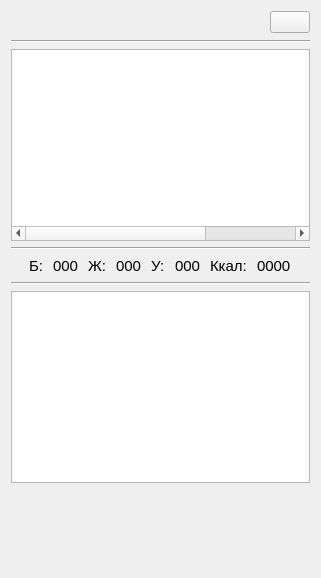
Qt form project/forms/Recipe_info.ui (Galoev/nutritionist-helper) before a commit.
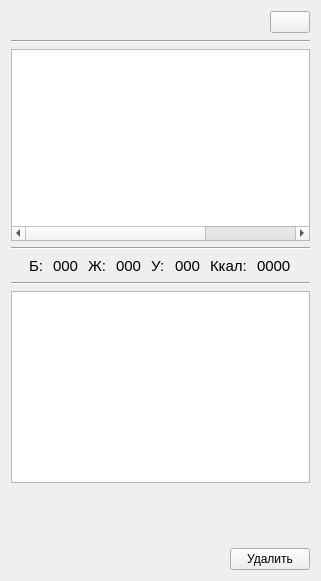
The same form after that commit. Icons and pictures are not drawn.

Diff of the .ui file:
```diff
--- a/project/forms/Recipe_info.ui
+++ b/project/forms/Recipe_info.ui
@@ -7,7 +7,7 @@
     <x>0</x>
     <y>0</y>
     <width>321</width>
-    <height>578</height>
+    <height>581</height>
    </rect>
   </property>
   <property name="windowTitle">
@@ -295,6 +295,30 @@
      </property>
     </spacer>
    </item>
+   <item>
+    <layout class="QHBoxLayout" name="horizontalLayout_8">
+     <item>
+      <spacer name="horizontalSpacer_4">
+       <property name="orientation">
+        <enum>Qt::Horizontal</enum>
+       </property>
+       <property name="sizeHint" stdset="0">
+        <size>
+         <width>40</width>
+         <height>20</height>
+        </size>
+       </property>
+      </spacer>
+     </item>
+     <item>
+      <widget class="QPushButton" name="pushButton_delete">
+       <property name="text">
+        <string>Удалить</string>
+       </property>
+      </widget>
+     </item>
+    </layout>
+   </item>
   </layout>
  </widget>
  <resources>
```
